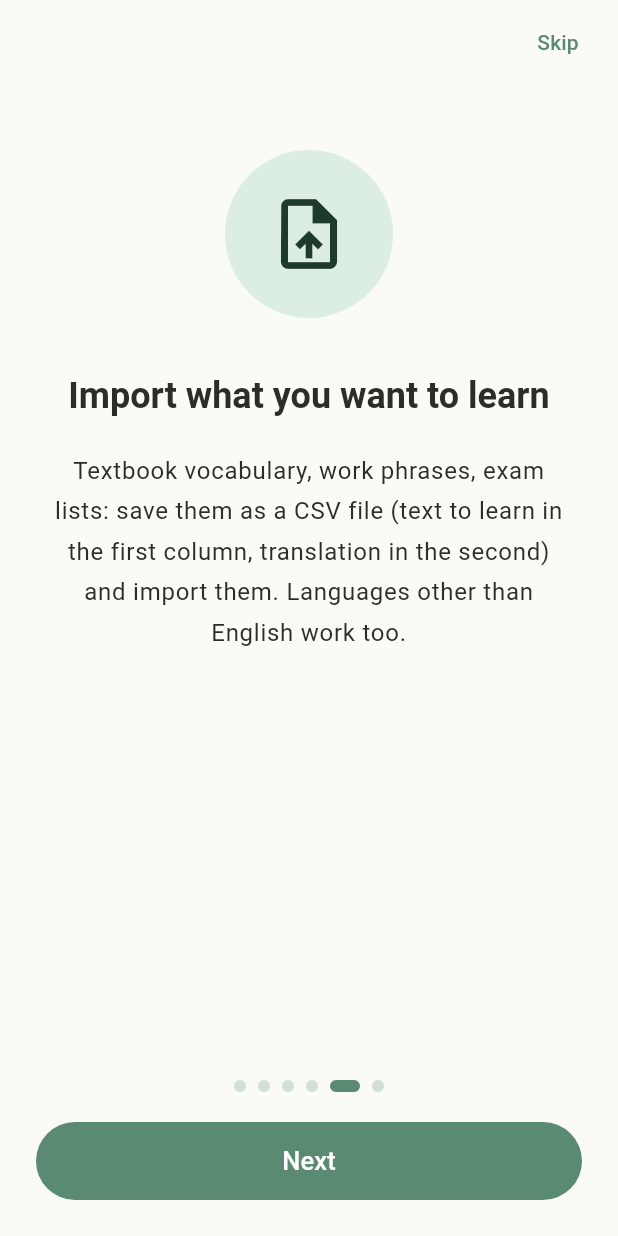
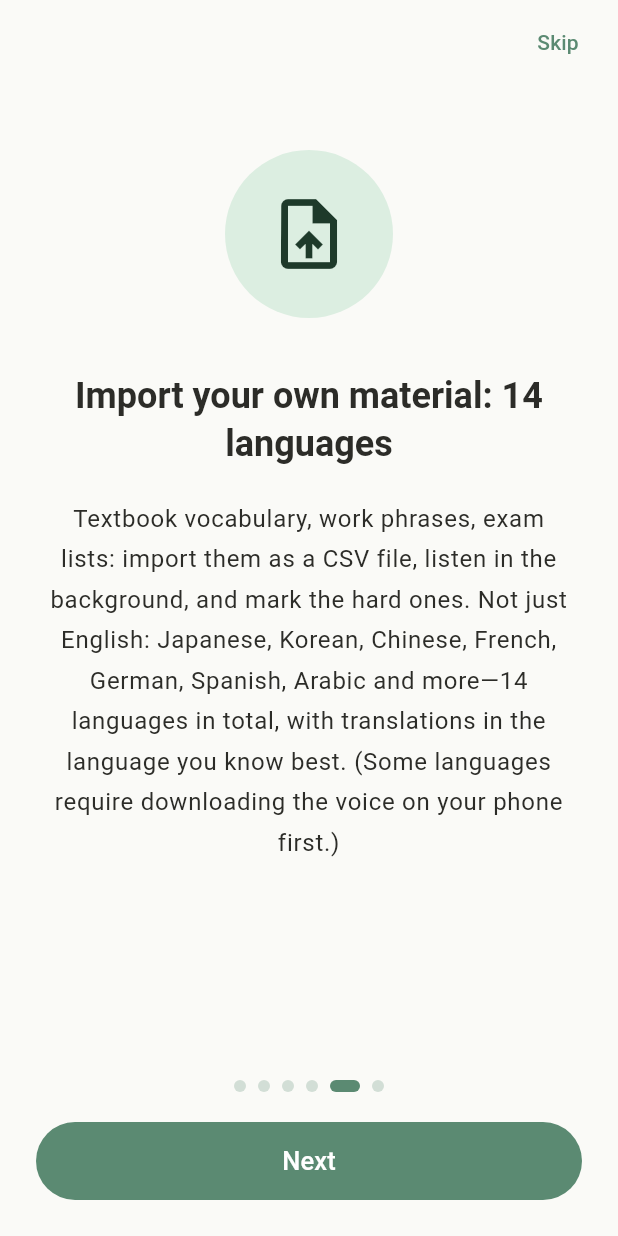
Before and after one commit to lawrence124875/english-learning-app, a Flutter app: the screen it shows after launch, swiped to page 5, on a phone screen of 412 x 824 dp. Run offline on Flutter 3.47's test engine with Material 3 defaults, Android fonts, the phone set to English and light mode, and no system bars; our stand-ins replace audio_service, cloud_firestore, csv, file_picker, firebase_analytics, firebase_core and 9 more; missing offline and left inert: android_intent_plus, in_app_update, purchases_flutter; accounts and stored records are empty; generated files the repository leaves out were written again; network calls fail.

```diff
--- a/lib/l10n/app_ar.arb
+++ b/lib/l10n/app_ar.arb
@@ -168,8 +168,8 @@
   "introBody3": "استمع أثناء التنقل أو المشي أو الأعمال المنزلية أو الرياضة. اقفل الشاشة أو انتقل إلى تطبيق آخر ويستمر التشغيل، فلا حاجة إلى التحديق في هاتفك.",
   "introTitle4": "صوت ثنائي اللغة + قائمة الكلمات غير المألوفة",
   "introBody4": "اسمع الكلمة الإنجليزية ثم معناها دون النظر إلى الشاشة. ضع نجمة على الكلمات التي لا تعرفها وأعد تشغيلها في وضع \"غير المألوفة فقط\" حتى تحفظها.",
-  "introTitle5": "استورد ما تريد تعلّمه",
-  "introBody5": "مفردات الكتاب المدرسي، عبارات العمل، قوائم الامتحانات: احفظها كملف CSV (النص المراد تعلّمه في العمود الأول والترجمة في الثاني) ثم استوردها. تعمل لغات غير الإنجليزية أيضًا.",
+  "introTitle5": "استورد موادك: 14 لغة",
+  "introBody5": "مفردات الكتاب المدرسي أو عبارات العمل أو قوائم الامتحانات: استوردها كملف CSV واستمع إليها في الخلفية وضع علامة على الصعبة منها. ليست الإنجليزية فقط: الفرنسية والألمانية والإسبانية والصينية واليابانية والكورية والتايلاندية وغيرها، 14 لغة في المجموع، مع الترجمة باللغة التي تفضّلها. (بعض اللغات تتطلب تنزيل الصوت على الهاتف أولًا)",
   "introTitle6": "أربع قوائم أكاديمية، ابدأ مجانًا",
   "introBody6": "NGSL 2809 الكلمات الأساسية و Spoken 720 و PHRASE List 506 و PhaVE List 150، كلها من أبحاث أكاديمية منشورة. كل قائمة فيها محتوى مجاني لتجرّب قبل أن تقرر.",
   "importWordLangLabel": "ما لغة العمود الأول؟ (تحدد صوت القراءة)",
--- a/lib/l10n/app_en.arb
+++ b/lib/l10n/app_en.arb
@@ -168,8 +168,8 @@
   "introBody3": "Listen while commuting, walking, doing chores or exercising. Lock the screen or switch apps and playback keeps going, so you don't have to stare at your phone.",
   "introTitle4": "Bilingual audio + unfamiliar-word list",
   "introBody4": "Hear the English word, then its meaning, without looking at the screen. Star the words you don't know and replay them in \"Unfamiliar only\" mode until they stick.",
-  "introTitle5": "Import what you want to learn",
-  "introBody5": "Textbook vocabulary, work phrases, exam lists: save them as a CSV file (text to learn in the first column, translation in the second) and import them. Languages other than English work too.",
+  "introTitle5": "Import your own material: 14 languages",
+  "introBody5": "Textbook vocabulary, work phrases, exam lists: import them as a CSV file, listen in the background, and mark the hard ones. Not just English: Japanese, Korean, Chinese, French, German, Spanish, Arabic and more—14 languages in total, with translations in the language you know best. (Some languages require downloading the voice on your phone first.)",
   "introTitle6": "Four academic word lists, free to start",
   "introBody6": "NGSL 2809 core words, Spoken 720, PHRASE List 506 and PhaVE List 150, all from published academic research. Every list has free content so you can try before deciding.",
   "importWordLangLabel": "What language is the first column? (sets the reading voice)",
--- a/lib/l10n/app_es.arb
+++ b/lib/l10n/app_es.arb
@@ -168,8 +168,8 @@
   "introBody3": "Escucha mientras viajas, paseas, haces tareas del hogar o ejercicio. Aunque bloquees la pantalla o cambies de app, la lectura continúa, sin necesidad de mirar la pantalla.",
   "introTitle4": "Lectura bilingüe + lista de palabras difíciles",
   "introBody4": "Primero se lee el inglés y luego el significado en español, así lo entiendes sin mirar la pantalla. Marca con una estrella las palabras que aún no dominas y usa el modo \"Solo difíciles\" para repetirlas hasta memorizarlas.",
-  "introTitle5": "Importa lo que quieras aprender",
-  "introBody5": "Vocabulario del libro de texto, expresiones del trabajo o temas de examen: guárdalos como CSV (columna 1 en inglés, columna 2 la traducción) e impórtalos. También se escuchan en segundo plano y puedes marcar las difíciles. También puedes importar otros idiomas además del inglés.",
+  "introTitle5": "Importa tu material: 14 idiomas",
+  "introBody5": "Vocabulario del libro, expresiones del trabajo o temas de examen: impórtalos como archivo CSV, escúchalos en segundo plano y marca los difíciles. No solo inglés: francés, alemán, italiano, japonés, coreano, chino, árabe y más, 14 idiomas en total, con la traducción en el idioma que prefieras. (Algunos idiomas requieren descargar primero la voz en el teléfono)",
   "introTitle6": "4 listas académicas, empieza gratis",
   "introBody6": "Palabras básicas NGSL 2809, palabras del inglés hablado 720, expresiones frecuentes 506 y phrasal verbs 150, todas de investigaciones académicas públicas. Cada lista tiene contenido gratis para que la pruebes primero.",
   "importWordLangLabel": "¿En qué idioma está la primera columna? (para la voz de lectura)",
--- a/lib/l10n/app_id.arb
+++ b/lib/l10n/app_id.arb
@@ -168,8 +168,8 @@
   "introBody3": "Dengarkan saat perjalanan, jalan santai, mengerjakan pekerjaan rumah, atau berolahraga. Saat layar dikunci atau pindah ke aplikasi lain, pembacaan tetap berlanjut tanpa harus melihat layar.",
   "introTitle4": "Pembacaan dua bahasa + daftar kata belum hafal",
   "introBody4": "Bahasa Inggris dibacakan lebih dulu, lalu artinya dalam bahasa Indonesia, jadi kamu paham tanpa melihat layar. Tandai kata yang belum hafal dengan bintang, lalu gunakan mode \"Hanya yang belum hafal\" untuk mendengarkannya berulang kali sampai benar-benar ingat.",
-  "introTitle5": "Impor materi yang ingin kamu pelajari",
-  "introBody5": "Kosakata buku pelajaran, ungkapan kerja, materi ujian, dan lainnya bisa disimpan sebagai file CSV (kolom 1 bahasa Inggris, kolom 2 terjemahan) lalu diimpor, dan tetap bisa diputar di latar belakang serta ditandai. Bahasa selain Inggris juga bisa diimpor.",
+  "introTitle5": "Impor materi sendiri – 14 bahasa",
+  "introBody5": "Kosakata buku pelajaran, ungkapan kerja, materi ujian, dan lainnya bisa diimpor sebagai file CSV, lalu diputar di latar belakang dan ditandai seperti biasa. Bukan hanya bahasa Inggris: Jepang, Korea, Mandarin, Prancis, Jerman, Spanyol, Thai, Arab, dan lainnya—total 14 bahasa bisa dibacakan, dan terjemahannya bisa memakai bahasa yang kamu kuasai. (Beberapa bahasa perlu mengunduh data suara di ponsel terlebih dahulu)",
   "introTitle6": "4 materi akademis, mulai gratis",
   "introBody6": "Kata inti NGSL 2809, kata lisan 720, frasa umum 506, dan phrasal verb 150, semuanya dari riset akademis terbuka. Setiap materi punya konten gratis, jadi coba dulu sebelum memutuskan.",
   "importWordLangLabel": "Bahasa apa di kolom pertama? (untuk suara pembacaan)",
--- a/lib/l10n/app_ja.arb
+++ b/lib/l10n/app_ja.arb
@@ -168,8 +168,8 @@
   "introBody3": "通勤、散歩、家事、運動の最中でも聞けます。画面をロックしても、ほかのアプリに切り替えても読み上げは続くので、画面を見続ける必要はありません。",
   "introTitle4": "2か国語の読み上げ＋苦手な単語リスト",
   "introBody4": "英語のあとに日本語の意味を読み上げるので、画面を見なくても意味がわかります。覚えていない単語は星マークを付けて、「苦手な単語のみ」モードで覚えるまで集中して繰り返し聞けます。",
-  "introTitle5": "自分で学びたい内容をインポート",
-  "introBody5": "教科書の単語、仕事でよく使う表現、試験範囲などをCSVファイル（1列目に英語、2列目に訳）で保存すればインポートでき、同じように聞き流しや苦手登録ができます。英語以外の言語もインポートできます。",
+  "introTitle5": "自分の教材をインポート：14言語に対応",
+  "introBody5": "教科書の単語、仕事の表現、試験範囲などをCSVファイルで取り込めば、同じように聞き流しや苦手登録ができます。英語だけでなく、韓国語・中国語・フランス語・ドイツ語・スペイン語・タイ語・アラビア語など14言語の読み上げに対応し、訳も使い慣れた言語を選べます。（一部の言語は端末で音声データのダウンロードが必要です）",
   "introTitle6": "4つの学術教材、無料で始められる",
   "introBody6": "核心単語NGSL 2809、話し言葉の頻出語720、頻出フレーズ506、句動詞150。すべて公開された学術研究に基づいています。各教材に無料で使える内容があるので、まずは試してみてください。",
   "importWordLangLabel": "1列目の言語は？（読み上げ音声に使います）",
--- a/lib/l10n/app_ko.arb
+++ b/lib/l10n/app_ko.arb
@@ -168,8 +168,8 @@
   "introBody3": "출퇴근, 산책, 집안일, 운동 중에도 들을 수 있습니다. 화면을 잠그거나 다른 앱으로 전환해도 낭독이 계속되므로 화면을 계속 볼 필요가 없습니다.",
   "introTitle4": "2개 국어 낭독 + 모르는 단어장",
   "introBody4": "영어를 읽은 뒤 한국어 뜻을 읽어 주므로 화면을 보지 않아도 뜻을 알 수 있습니다. 모르는 단어는 별표로 표시하고 '모르는 단어만' 모드로 외울 때까지 집중해서 반복해 들을 수 있습니다.",
-  "introTitle5": "배우고 싶은 내용을 직접 가져오기",
-  "introBody5": "교과서 단어, 업무에서 자주 쓰는 표현, 시험 범위 등을 CSV 파일(첫 번째 열 영어, 두 번째 열 번역)로 저장하면 가져올 수 있고, 똑같이 백그라운드 낭독과 모르는 단어 표시가 가능합니다. 영어 이외의 언어도 가져올 수 있습니다.",
+  "introTitle5": "나만의 교재 가져오기: 14개 언어 지원",
+  "introBody5": "교과서 단어, 업무 표현, 시험 범위 등을 CSV 파일로 가져오면 똑같이 백그라운드 낭독과 모르는 단어 표시가 가능합니다. 영어뿐 아니라 일본어, 중국어, 프랑스어, 독일어, 스페인어, 태국어, 아랍어 등 14개 언어 낭독을 지원하며, 번역도 익숙한 언어로 고를 수 있습니다. (일부 언어는 기기에서 음성 데이터를 먼저 내려받아야 합니다)",
   "introTitle6": "4가지 학술 교재, 무료로 시작",
   "introBody6": "핵심 단어 NGSL 2809, 구어 빈출 단어 720, 빈출 어구 506, 구동사 150. 모두 공개된 학술 연구에 기반합니다. 교재마다 무료 콘텐츠가 있으니 먼저 체험해 보세요.",
   "importWordLangLabel": "첫 번째 열의 언어는? (읽기 음성에 사용)",
--- a/lib/l10n/app_pt.arb
+++ b/lib/l10n/app_pt.arb
@@ -168,8 +168,8 @@
   "introBody3": "Ouça no trajeto, na caminhada, fazendo tarefas de casa ou exercícios. Mesmo com a tela bloqueada ou em outro app, a leitura continua, sem precisar olhar a tela.",
   "introTitle4": "Leitura bilíngue + lista de palavras difíceis",
   "introBody4": "Primeiro vem o inglês e depois o significado em português, para você entender sem olhar a tela. Marque com estrela as palavras que ainda não sabe e use o modo \"Só difíceis\" para repeti-las até memorizar.",
-  "introTitle5": "Importe o que você quer aprender",
-  "introBody5": "Vocabulário do livro, expressões do trabalho, conteúdo de provas: salve como CSV (coluna 1 em inglês, coluna 2 a tradução) e importe. Também toca em segundo plano e dá para marcar as difíceis. Também é possível importar outros idiomas além do inglês.",
+  "introTitle5": "Importe seu material: 14 idiomas",
+  "introBody5": "Vocabulário do livro, expressões do trabalho, conteúdo de provas: importe como arquivo CSV, ouça em segundo plano e marque as difíceis. Não só inglês: espanhol, francês, alemão, italiano, japonês, coreano, chinês, árabe e mais, 14 idiomas no total, com a tradução no idioma que preferir. (Alguns idiomas exigem baixar a voz no celular primeiro)",
   "introTitle6": "4 listas acadêmicas, comece grátis",
   "introBody6": "Palavras essenciais NGSL 2809, palavras do inglês falado 720, expressões frequentes 506 e phrasal verbs 150, todas de pesquisas acadêmicas públicas. Cada lista tem conteúdo grátis para você experimentar antes.",
   "importWordLangLabel": "Qual é o idioma da primeira coluna? (para a voz de leitura)",
--- a/lib/l10n/app_th.arb
+++ b/lib/l10n/app_th.arb
@@ -168,8 +168,8 @@
   "introBody3": "ฟังระหว่างเดินทาง เดินเล่น ทำงานบ้าน หรือออกกำลังกาย ล็อกหน้าจอหรือสลับแอปก็ยังเล่นต่อ ไม่ต้องจ้องโทรศัพท์",
   "introTitle4": "เสียงสองภาษา + รายการคำที่ยังไม่คุ้น",
   "introBody4": "ฟังคำภาษาอังกฤษแล้วตามด้วยความหมาย โดยไม่ต้องดูหน้าจอ ติดดาวคำที่ไม่รู้ แล้วเล่นซ้ำในโหมด \"เฉพาะคำที่ยังไม่คุ้น\" จนจำได้",
-  "introTitle5": "นำเข้าสิ่งที่คุณอยากเรียน",
-  "introBody5": "คำศัพท์ในหนังสือเรียน วลีที่ใช้ในงาน รายการสอบ บันทึกเป็นไฟล์ CSV (ข้อความที่จะเรียนในคอลัมน์แรก คำแปลในคอลัมน์ที่สอง) แล้วนำเข้า ภาษาอื่นนอกจากอังกฤษก็ใช้ได้",
+  "introTitle5": "นำเข้าสื่อของคุณเอง รองรับ 14 ภาษา",
+  "introBody5": "คำศัพท์ในหนังสือเรียน วลีที่ใช้ในงาน รายการสอบ บันทึกเป็นไฟล์ CSV แล้วนำเข้า ฟังเบื้องหลังและทำเครื่องหมายคำที่ยังไม่คุ้นได้เหมือนเดิม ไม่ใช่แค่ภาษาอังกฤษ ยังมีจีน ญี่ปุ่น เกาหลี ฝรั่งเศส เยอรมัน สเปน อาหรับ และอื่น ๆ รวม 14 ภาษา เลือกภาษาคำแปลที่คุณถนัดได้ (บางภาษาต้องดาวน์โหลดเสียงในโทรศัพท์ก่อน)",
   "introTitle6": "คำศัพท์วิชาการ 4 ชุด เริ่มใช้ฟรี",
   "introBody6": "NGSL 2809 คำศัพท์หลัก, Spoken 720, PHRASE List 506 และ PhaVE List 150 ทั้งหมดจากงานวิจัยทางวิชาการที่เผยแพร่แล้ว ทุกชุดมีเนื้อหาฟรีให้ลองก่อนตัดสินใจ",
   "importWordLangLabel": "คอลัมน์แรกเป็นภาษาอะไร? (ใช้กำหนดเสียงอ่าน)",
--- a/lib/l10n/app_vi.arb
+++ b/lib/l10n/app_vi.arb
@@ -168,8 +168,8 @@
   "introBody3": "Nghe khi đi làm, đi dạo, làm việc nhà hay tập thể dục. Khóa màn hình hoặc chuyển sang ứng dụng khác, phần đọc vẫn tiếp tục, không cần nhìn màn hình.",
   "introTitle4": "Đọc song ngữ + kho từ chưa thuộc",
   "introBody4": "Đọc tiếng Anh trước, rồi đọc nghĩa tiếng Việt, không nhìn màn hình vẫn hiểu. Đánh dấu sao những từ chưa thuộc và dùng chế độ \"Chỉ từ chưa thuộc\" để nghe lại nhiều lần cho đến khi nhớ hẳn.",
-  "introTitle5": "Nhập nội dung bạn muốn học",
-  "introBody5": "Từ vựng trong sách, cụm từ hay dùng trong công việc, phạm vi ôn thi… lưu thành file CSV (cột 1 tiếng Anh, cột 2 bản dịch) là nhập được, cũng nghe nền và đánh dấu từ chưa thuộc như bình thường. Cũng có thể nhập ngôn ngữ khác ngoài tiếng Anh.",
+  "introTitle5": "Nhập tài liệu riêng – hỗ trợ 14 ngôn ngữ",
+  "introBody5": "Từ vựng trong sách, cụm từ công việc, phạm vi ôn thi… lưu thành file CSV là nhập được, cũng nghe nền và đánh dấu từ chưa thuộc như bình thường. Không chỉ tiếng Anh: tiếng Nhật, Hàn, Trung, Pháp, Đức, Tây Ban Nha, Thái, Ả Rập… tổng cộng 14 ngôn ngữ đều đọc được, phần nghĩa cũng chọn được ngôn ngữ bạn quen. (Một số ngôn ngữ cần tải giọng đọc trên điện thoại trước)",
   "introTitle6": "4 bộ tài liệu học thuật, bắt đầu miễn phí",
   "introBody6": "Từ cốt lõi NGSL 2809, từ khẩu ngữ 720, cụm từ thông dụng 506, cụm động từ 150, đều từ các nghiên cứu học thuật công khai. Mỗi bộ đều có phần miễn phí để bạn trải nghiệm trước.",
   "importWordLangLabel": "Cột thứ nhất là ngôn ngữ gì? (dùng cho giọng đọc)",
--- a/lib/l10n/app_zh.arb
+++ b/lib/l10n/app_zh.arb
@@ -318,8 +318,8 @@
   "introBody3": "通勤、散步、做家事、運動時都能聽。鎖定螢幕或切換到其他 App，朗讀都會繼續，不用一直盯著螢幕。",
   "introTitle4": "雙語朗讀＋不熟悉單字庫",
   "introBody4": "先念英文、再念中文意思，不看螢幕也聽得懂。不熟的字按星號標記，用「僅不熟悉」模式集中反覆聽，直到真正記住。",
-  "introTitle5": "匯入自己要學的內容",
-  "introBody5": "課本單字、工作常用語、考試範圍，存成 CSV 檔（第一欄英文、第二欄翻譯）就能匯入，一樣可以背景朗讀、標記不熟悉。也可以匯入英文以外的語言。",
+  "introTitle5": "匯入自己的教材，14 種語言都能聽",
+  "introBody5": "課本單字、工作常用語、考試範圍，存成 CSV 檔就能匯入，一樣背景朗讀、標記不熟悉。不只英文——日文、韓文、法文、德文、西班牙文、泰文、阿拉伯文等 14 種語言都能朗讀，翻譯也能選你熟悉的語言。（部分語言需先在手機下載語音）",
   "introTitle6": "四大學術教材，免費開始",
   "introBody6": "核心單字 NGSL 2809、口語常用字 720、高頻語塊 506、片語動詞 150，皆來自公開學術研究。每份教材都有免費內容，可以先體驗再決定。",
   "importWordLangLabel": "第一欄是什麼語言？（決定朗讀語音）",
--- a/lib/l10n/app_zh_Hans.arb
+++ b/lib/l10n/app_zh_Hans.arb
@@ -168,8 +168,8 @@
   "introBody3": "通勤、散步、做家务、运动时都能听。锁屏或切换到其他 App，朗读都会继续，不用一直盯着屏幕。",
   "introTitle4": "双语朗读＋不熟悉单词库",
   "introBody4": "先读英文、再读中文意思，不看屏幕也听得懂。不熟的词点星号标记，用“仅不熟悉”模式集中反复听，直到真正记住。",
-  "introTitle5": "导入自己要学的内容",
-  "introBody5": "课本单词、工作常用语、考试范围，存成 CSV 文件（第一栏英文、第二栏翻译）就能导入，同样可以后台朗读、标记不熟悉。也可以导入英语以外的语言。",
+  "introTitle5": "导入自己的教材，14 种语言都能听",
+  "introBody5": "课本单词、工作常用语、考试范围，存成 CSV 文件就能导入，同样后台朗读、标记不熟悉。不只英语——日语、韩语、法语、德语、西班牙语、泰语、阿拉伯语等 14 种语言都能朗读，翻译也能选你熟悉的语言。（部分语言需先在手机下载语音）",
   "introTitle6": "四大学术教材，免费开始",
   "introBody6": "核心单词 NGSL 2809、口语常用词 720、高频语块 506、短语动词 150，均来自公开学术研究。每份教材都有免费内容，可以先体验再决定。",
   "importWordLangLabel": "第一栏是什么语言？（决定朗读语音）",
--- a/lib/presentation/screens/onboarding_screen.dart
+++ b/lib/presentation/screens/onboarding_screen.dart
@@ -71,6 +71,10 @@ class _OnboardingScreenState extends State<OnboardingScreen> {
     final scheme = Theme.of(context).colorScheme;
     final pages = _pages(l);
     final isLast = _page == pages.length - 1;
+    // 橫向時可用高度只剩約 200dp，直向版面（圖示在上、文字在下）會把
+    // 文字擠出畫面外、只看得到圖示。橫向改成左右排版並縮小間距。
+    final landscape =
+        MediaQuery.orientationOf(context) == Orientation.landscape;
 
     return Scaffold(
       body: SafeArea(
@@ -92,6 +96,52 @@ class _OnboardingScreenState extends State<OnboardingScreen> {
                 onPageChanged: (i) => setState(() => _page = i),
                 itemBuilder: (context, i) {
                   final p = pages[i];
+                  if (landscape) {
+                    return Center(
+                      child: SingleChildScrollView(
+                        padding: const EdgeInsets.symmetric(
+                            horizontal: 48, vertical: 8),
+                        child: Row(
+                          children: [
+                            Container(
+                              width: 88,
+                              height: 88,
+                              decoration: BoxDecoration(
+                                color: scheme.primaryContainer,
+                                shape: BoxShape.circle,
+                              ),
+                              child: Icon(p.icon,
+                                  size: 44, color: scheme.onPrimaryContainer),
+                            ),
+                            const SizedBox(width: 32),
+                            Expanded(
+                              child: Column(
+                                mainAxisSize: MainAxisSize.min,
+                                crossAxisAlignment: CrossAxisAlignment.start,
+                                children: [
+                                  Text(
+                                    p.title,
+                                    style: Theme.of(context)
+                                        .textTheme
+                                        .titleLarge
+                                        ?.copyWith(fontWeight: FontWeight.bold),
+                                  ),
+                                  const SizedBox(height: 12),
+                                  Text(
+                                    p.body,
+                                    style: Theme.of(context)
+                                        .textTheme
+                                        .bodyLarge
+                                        ?.copyWith(height: 1.5),
+                                  ),
+                                ],
+                              ),
+                            ),
+                          ],
+                        ),
+                      ),
+                    );
+                  }
                   return SingleChildScrollView(
                     padding: const EdgeInsets.symmetric(
                         horizontal: 32, vertical: 24),
@@ -151,10 +201,12 @@ class _OnboardingScreenState extends State<OnboardingScreen> {
               ],
             ),
             Padding(
-              padding: const EdgeInsets.fromLTRB(24, 20, 24, 24),
+              padding: landscape
+                  ? const EdgeInsets.fromLTRB(24, 10, 24, 10)
+                  : const EdgeInsets.fromLTRB(24, 20, 24, 24),
               child: SizedBox(
                 width: double.infinity,
-                height: 52,
+                height: landscape ? 44 : 52,
                 child: FilledButton(
                   onPressed: isLast
                       ? _close
```
Also changed, not shown: 1 other file.
